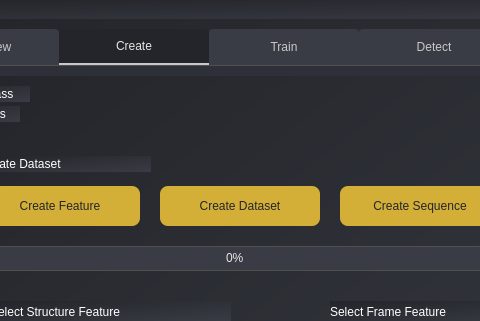
First picture: the form in AiFileDetector_2024/new.ui, repository jamemanionda/AiFileDetector_2024, before the edit; both pictures show x 101 to 581 and y 0 to 321 of the 955 by 737 pixel window.
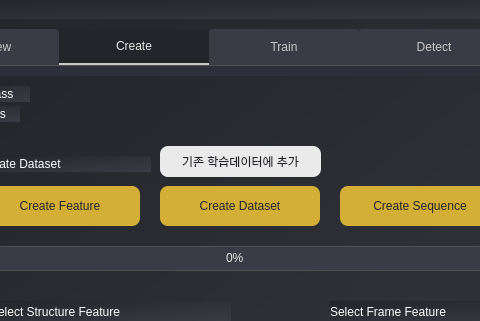
Second picture: the form after the edit. The open tabs and pages were chosen to show the change.

Patch:
```diff
--- a/AiFileDetector_2024/new.ui
+++ b/AiFileDetector_2024/new.ui
@@ -633,6 +633,39 @@
 }</string>
       </property>
      </widget>
+     <widget class="QPushButton" name="exist_csv_but">
+      <property name="geometry">
+       <rect>
+        <x>240</x>
+        <y>70</y>
+        <width>161</width>
+        <height>31</height>
+       </rect>
+      </property>
+      <property name="styleSheet">
+       <string notr="true">
+QPushButton {
+  background-color: rgb(234, 234, 234);
+  color: rgb(35, 37, 42);
+  font: bold 8pt &quot;Arial&quot;;
+  border-radius: 8px;
+  padding: 10px;
+}
+
+QPushButton:hover {
+  background-color: rgb(183, 149, 11);
+}
+
+QPushButton:pressed {
+  background-color: rgb(212, 175, 55);
+  border: 1px solid rgb(160, 130, 0);
+}
+</string>
+      </property>
+      <property name="text">
+       <string>기존 학습데이터에 추가</string>
+      </property>
+     </widget>
     </widget>
     <widget class="QWidget" name="tab">
      <attribute name="title">
```
Left out of the diff: 4 changed lines with no effect on the pictures.
